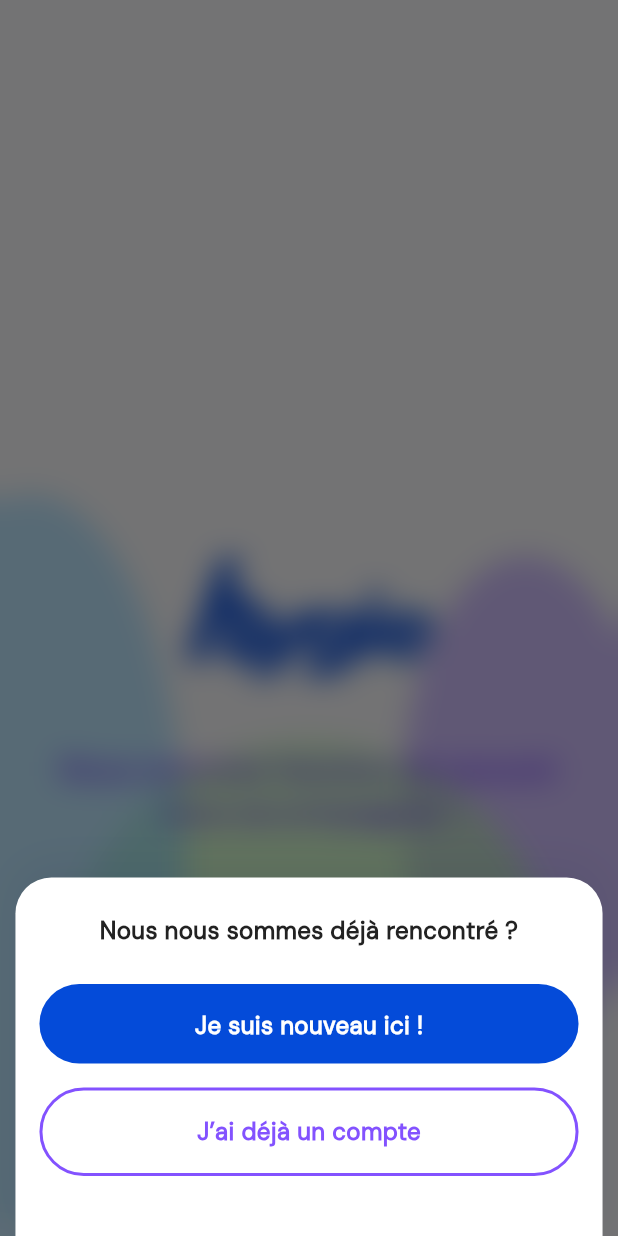
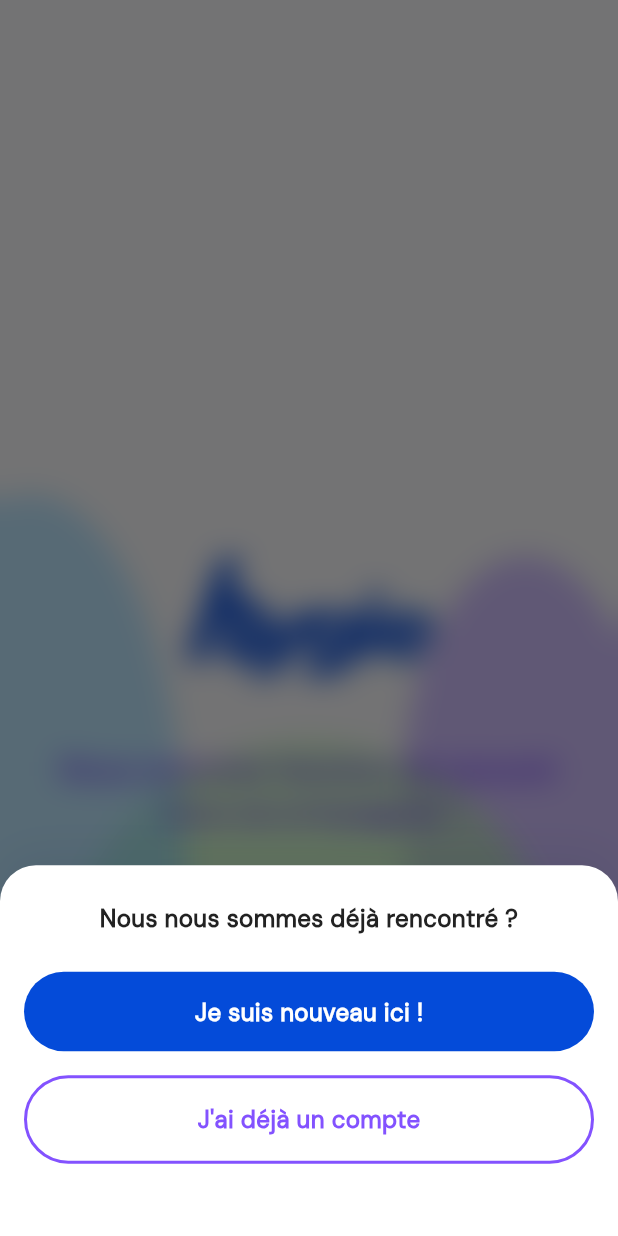
Before and after one commit to LaChancee/hygie-mobile, a Flutter app: the screen it shows after launch, on a phone screen of 412 x 824 dp. Run offline on Flutter 3.47's test engine with Material 3 defaults, Android fonts, the light colour scheme and no system bars; our stand-ins replace cloud_firestore, firebase_auth, firebase_core; missing offline and left inert: widgetbook, widgetbook_annotation; accounts and stored records are empty.

Commit message:
Refactor modal authentication layout and styling

```diff
--- a/lib/presentation/authentification/modal_auth.dart
+++ b/lib/presentation/authentification/modal_auth.dart
@@ -9,10 +9,9 @@ class ContentsArrival extends StatelessWidget {
 
     return Align(
       alignment: Alignment.bottomCenter,
-      child: FractionallySizedBox(
-        widthFactor:
-            0.95, // Ajuster la largeur en fonction de la taille de l'écran
       child: Container(
+        height: screenHeight * 0.3, // Prend 30% de la hauteur de l'écran
+        width: screenWidth,
         padding: const EdgeInsets.only(
           top: 24,
           left: 16,
@@ -42,7 +41,7 @@ class ContentsArrival extends StatelessWidget {
           crossAxisAlignment: CrossAxisAlignment.start,
           children: [
             SizedBox(
-                width: screenWidth * 0.9,
+              width: double.infinity,
               child: Text(
                 'Nous nous sommes déjà rencontré ?',
                 textAlign: TextAlign.center,
@@ -56,10 +55,11 @@ class ContentsArrival extends StatelessWidget {
             ),
             const SizedBox(height: 24),
             Container(
+              width: double.infinity,
               child: Column(
                 mainAxisSize: MainAxisSize.min,
                 mainAxisAlignment: MainAxisAlignment.start,
-                  crossAxisAlignment: CrossAxisAlignment.start,
+                crossAxisAlignment: CrossAxisAlignment.center,
                 children: [
                   GestureDetector(
                     onTap: () {
@@ -69,7 +69,7 @@ class ContentsArrival extends StatelessWidget {
                       );
                     },
                     child: Container(
-                        width: screenWidth * 0.9,
+                      width: double.infinity,
                       height: 53,
                       padding: const EdgeInsets.symmetric(
                           horizontal: 24, vertical: 16),
@@ -100,7 +100,7 @@ class ContentsArrival extends StatelessWidget {
                   ),
                   const SizedBox(height: 16),
                   Container(
-                      width: screenWidth * 0.9,
+                    width: double.infinity,
                     padding: const EdgeInsets.symmetric(
                         horizontal: 24, vertical: 16),
                     decoration: ShapeDecoration(
@@ -115,7 +115,7 @@ class ContentsArrival extends StatelessWidget {
                       crossAxisAlignment: CrossAxisAlignment.center,
                       children: [
                         Text(
-                            'J’ai déjà un compte',
+                          "J'ai déjà un compte",
                           textAlign: TextAlign.center,
                           style: TextStyle(
                             color: Color(0xFF8352FF),
@@ -133,7 +133,6 @@ class ContentsArrival extends StatelessWidget {
           ],
         ),
       ),
-      ),
     );
   }
 }
```
Also changed, not shown: assets/images/bg-dashboard-top-fill.png (added). Lines whose indentation alone changed are shown as unchanged.
